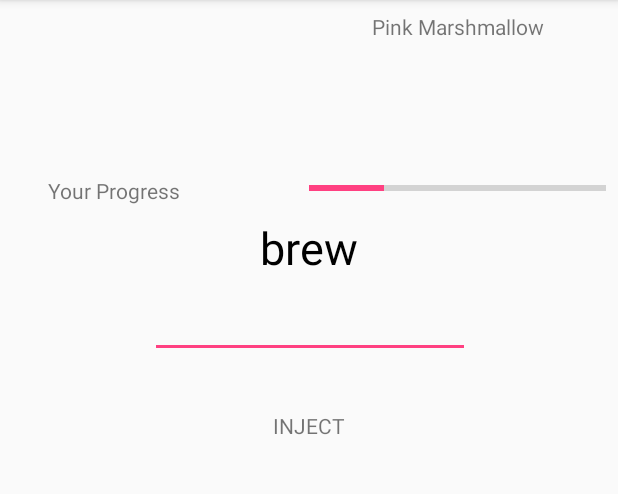
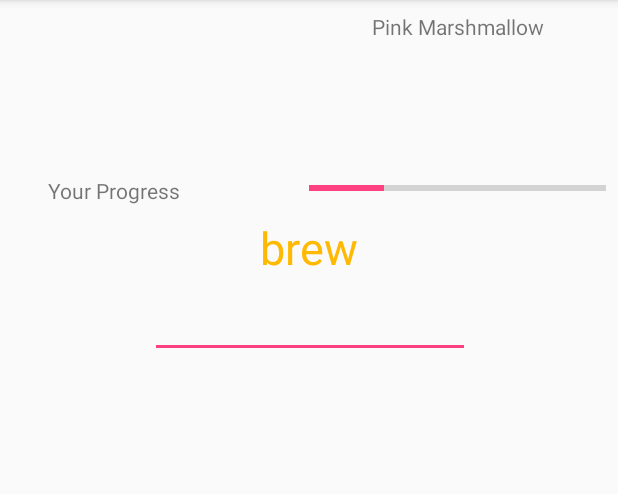
Before and after one commit to iCopyPasta/COMP512App, an Android app: the screen it shows after launch (TextFight), after a tap on "HOST GAME", on a phone screen of 412 x 824 dp, the part 84-578 px from its top. Run offline under Robolectric (Android 15) with nearby library versions, the phone set to English and light mode, and no system bars; 2 statements that could not run were skipped.

Commit message:
add friendly name in bonus round and moved java files out of package

```diff
--- a/app/src/main/java/com/example/pabloandtyler/comp512app/BonusRoundFragment.java
+++ b/app/src/main/java/com/example/pabloandtyler/comp512app/BonusRoundFragment.java
@@ -20,6 +20,8 @@ import android.widget.EditText;
 import android.widget.ProgressBar;
 import android.widget.TextView;
 import android.widget.Toast;
+
+import org.w3c.dom.Text;
 
 import java.util.HashMap;
 import java.util.Iterator;
@@ -69,8 +71,6 @@ public class BonusRoundFragment extends Fragment {
     private String battleWord;
     public int highestProgress = 0;
     public int thresholdPercentage = 0;
-
-
 
     public BonusRoundFragment() {
         // Required empty public constructor
@@ -146,6 +146,7 @@ public class BonusRoundFragment extends Fragment {
         typeSentence = getActivity().findViewById(R.id.type_sentence);
         Log.i(TAG, "onActivityCreated: " +  TextFight.theState.getBonusRoundArrayIndex());
         battleWord = res.getStringArray(R.array.bonusDigitList)[TextFight.theState.getBonusRoundArrayIndex()];
+        ((TextView) getActivity().findViewById(R.id.BFriendlyName)).setText(TextFight.myState.getFriendlyName());
         typeSentence.setText(battleWord);
 
 
@@ -222,26 +223,6 @@ public class BonusRoundFragment extends Fragment {
         updateProgressBars();
 
     }
-
-
-    /*@Override
-    public boolean onKey(View view, int keyCode, KeyEvent keyEvent) {
-        Log.i(TAG, "onKey CALL FROM BONUS ROUND FRAGMENT ");
-        Log.i(TAG, "onKey: KEY CODE + " + keyCode);
-        Log.i(TAG, "onKey: KEY EVENT ACTION = " + keyEvent.getAction());
-
-        if(keyCode == KeyEvent.KEYCODE_SPACE &&
-                keyEvent.getAction() == KeyEvent.ACTION_DOWN){
-
-            Log.i(TAG, "onKey if called");
-
-            return true;
-
-        }
-
-        return false;
-    }*/
-
 
     public void correctSoFar(int progress) {
         Log.i(TAG, "correct so far with progress: " + progress);
--- a/app/src/main/java/com/example/pabloandtyler/comp512app/JoinPeerAlert.java
+++ b/app/src/main/java/com/example/pabloandtyler/comp512app/JoinPeerAlert.java
@@ -5,8 +5,6 @@ import android.app.Dialog;
 import android.content.DialogInterface;
 import android.os.Bundle;
 import android.support.v4.app.DialogFragment;
-
-import com.example.pabloandtyler.comp512app.dummy.PeerDataItem;
 
 
 /**
--- a/app/src/main/java/com/example/pabloandtyler/comp512app/dummy/PeerDataItem.java
+++ b/app/src/main/java/com/example/pabloandtyler/comp512app/PeerDataItem.java
@@ -1,4 +1,4 @@
-package com.example.pabloandtyler.comp512app.dummy;
+package com.example.pabloandtyler.comp512app;
 
 import java.util.ArrayList;
 import java.util.HashMap;
--- a/app/src/main/java/com/example/pabloandtyler/comp512app/PeersListAdapter.java
+++ b/app/src/main/java/com/example/pabloandtyler/comp512app/PeersListAdapter.java
@@ -5,9 +5,6 @@ import android.util.Log;
 import android.view.LayoutInflater;
 import android.view.View;
 import android.view.ViewGroup;
-import android.widget.TextView;
-
-import com.example.pabloandtyler.comp512app.dummy.PeerDataItem;
 
 import java.util.List;
 
--- a/app/src/main/java/com/example/pabloandtyler/comp512app/TextFight.java
+++ b/app/src/main/java/com/example/pabloandtyler/comp512app/TextFight.java
@@ -1,7 +1,9 @@
 package com.example.pabloandtyler.comp512app;
 
+import android.annotation.SuppressLint;
 import android.content.Intent;
 import android.content.res.Resources;
+import android.graphics.Color;
 import android.os.AsyncTask;
 import android.support.annotation.NonNull;
 import android.support.v4.app.FragmentManager;
@@ -10,10 +12,9 @@ import android.support.v7.app.AppCompatActivity;
 import android.os.Bundle;
 import android.util.Log;
 import android.widget.EditText;
+import android.widget.TextView;
 import android.widget.Toast;
 
-import com.example.pabloandtyler.comp512app.dummy.PeerDataItem;
-import com.example.pabloandtyler.comp512app.dummy.TextMainArenaFragment;
 import com.google.android.gms.nearby.Nearby;
 import com.google.android.gms.nearby.connection.AdvertisingOptions;
 import com.google.android.gms.nearby.connection.ConnectionInfo;
@@ -283,7 +284,7 @@ public class TextFight extends AppCompatActivity
                                     if(!TextFight.isBonusRoundTokenHolder() && incomingGameContainer.getTypeOfGame().equals("T")){
                                         incomingGameContainer.setTypeOfGame("N");
                                         TextFight.setBonusRoundTokenHolder(true);
-                                        new BonusRoundAsyncTask().execute();
+                                        startBToken();
                                     }
 
                                     //CONNECTION TASKS
@@ -528,7 +529,6 @@ public class TextFight extends AppCompatActivity
                             }
                             else{
                                 Log.i(TAG, "onPayloadReceived: CONTAINERS ARE EQUAL");
-                                //((TextView) findViewById(R.id.opponent1TextView2)).setText(gson.toJson(theState));
                             }
                         }
 
@@ -964,11 +964,6 @@ public class TextFight extends AppCompatActivity
             Log.i(TAG, "sending " + send + " to " + peersMap.get(endpointId));
             sendPayload(endpointId, send);
         }
-        //Gson gson = new Gson();
-
-        //((TextView) findViewById(R.id.opponent1TextView2)).setText(gson.toJson(theState));
-
-        //Log.i(TAG, "onBroadcastState: finished sending to all peers");
 
     }
 
@@ -1079,14 +1074,20 @@ public class TextFight extends AppCompatActivity
 
     }
 
-    public static class BonusRoundAsyncTask extends AsyncTask<String,Void,Boolean>{
+    public void startBToken(){
+        new BonusRoundAsyncTask().execute();
+    }
+
+
+    @SuppressLint("StaticFieldLeak")
+    public class BonusRoundAsyncTask extends AsyncTask<String,Void,Boolean>{
 
         @Override
         protected Boolean doInBackground(String... strings) {
 
             try{
                 //sleep for a 45secs to minute before allowing a bonus word
-                Thread.sleep(45_000L);
+                Thread.sleep(2_000L);
                 Log.i(TAG, "doInBackground: done sleeping, should return true");
 
             } catch(InterruptedException e){
@@ -1105,7 +1106,10 @@ public class TextFight extends AppCompatActivity
         protected void onPostExecute(Boolean result){
             if (result){
                 Log.i(TAG, "onPostExecute: setting the next word as the bonus round creator");
-                setMakeNextWordBonusInitiator(result);
+                setMakeNextWordBonusInitiator(true);
+
+                ((TextView) findViewById(R.id.currentWord))
+                        .setTextColor(Color.parseColor("#ffb900"));
             }
 
         }
--- a/app/src/main/java/com/example/pabloandtyler/comp512app/dummy/TextMainArenaFragment.java
+++ b/app/src/main/java/com/example/pabloandtyler/comp512app/TextMainArenaFragment.java
@@ -1,4 +1,4 @@
-package com.example.pabloandtyler.comp512app.dummy;
+package com.example.pabloandtyler.comp512app;
 
 import android.content.Context;
 import android.content.res.Resources;
@@ -11,21 +11,12 @@ import android.view.KeyEvent;
 import android.view.LayoutInflater;
 import android.view.View;
 import android.view.ViewGroup;
-import android.view.WindowManager;
 import android.view.inputmethod.InputMethodManager;
 import android.widget.EditText;
 import android.widget.ProgressBar;
 import android.widget.TextView;
 import android.widget.Toast;
 
-import com.example.pabloandtyler.comp512app.PeerState;
-import com.example.pabloandtyler.comp512app.R;
-import com.example.pabloandtyler.comp512app.TextFight;
-
-import org.w3c.dom.Text;
-
-import java.security.Key;
-import java.util.ArrayList;
 import java.util.List;
 import java.util.Random;
 
@@ -60,9 +51,6 @@ public class TextMainArenaFragment extends Fragment
     private TextView ENEMY1TV;
     private TextView ENEMY2TV;
     private TextView ENEMY3TV;
-
-
-
 
     public TextMainArenaFragment() {
         // Required empty public constructor
@@ -168,7 +156,7 @@ public class TextMainArenaFragment extends Fragment
 
         if(TextFight.isBonusRoundTokenHolder()){
             Log.i(TAG, "onResume: executing background task");
-            new TextFight.BonusRoundAsyncTask().execute();
+            mListener.startBToken();
         }
 
         updateProgressBars();
@@ -179,6 +167,8 @@ public class TextMainArenaFragment extends Fragment
         }
 
         ((EditText) getActivity().findViewById(R.id.type_word)).setEnabled(true);
+        ((TextView) getActivity().findViewById(R.id.currentWord))
+                .setTextColor(Color.parseColor("#000000"));
     }
 
     @Override
@@ -357,14 +347,6 @@ public class TextMainArenaFragment extends Fragment
 
         ((TextView) getActivity().findViewById(R.id.currentWord))
                 .setText(currentWord);
-
-        if(TextFight.isMakeNextWordBonusInitiator() && TextFight.isBonusRoundTokenHolder()){
-            ((TextView) getActivity().findViewById(R.id.currentWord))
-                    .setTextColor(Color.parseColor("#FFFF22"));
-        } else{
-            ((TextView) getActivity().findViewById(R.id.currentWord))
-                    .setTextColor(Color.parseColor("#000000"));
-        }
     }
 
     public void claimVictory(){
@@ -441,5 +423,6 @@ public class TextMainArenaFragment extends Fragment
         void onBonusRoundTransition();
         void onSetWinnerSnapshot();
         void onDisableInput();
+        void startBToken();
     }
 }
--- a/app/src/main/res/layout/fragment_text_main_arena.xml
+++ b/app/src/main/res/layout/fragment_text_main_arena.xml
@@ -4,7 +4,7 @@
     xmlns:tools="http://schemas.android.com/tools"
     android:layout_width="match_parent"
     android:layout_height="match_parent"
-    tools:context="com.example.pabloandtyler.comp512app.dummy.TextMainArenaFragment">
+    tools:context="com.example.pabloandtyler.comp512app.TextMainArenaFragment">
 
     <!-- TODO: Update blank fragment layout -->
     <android.support.constraint.ConstraintLayout
@@ -52,18 +52,6 @@
             app:layout_constraintEnd_toEndOf="@+id/ENEMY3PB"
             app:layout_constraintStart_toStartOf="@+id/ENEMY3PB"
             app:layout_constraintTop_toTopOf="@+id/textView6" />
-
-        <TextView
-            android:id="@+id/opponent1TextView2"
-            android:layout_width="wrap_content"
-            android:layout_height="wrap_content"
-            android:layout_marginEnd="8dp"
-            android:layout_marginStart="8dp"
-            android:layout_marginTop="8dp"
-            android:text="@string/opponent1"
-            app:layout_constraintEnd_toEndOf="parent"
-            app:layout_constraintStart_toStartOf="parent"
-            app:layout_constraintTop_toBottomOf="@+id/passOrFail" />
 
 
         <EditText
```
Also changed, not shown: app/src/main/java/com/example/pabloandtyler/comp512app/PeerListItemsFragment.java (+0 -10 lines), app/src/main/res/layout/fragment_bonus_round.xml (+11 -4 lines).
